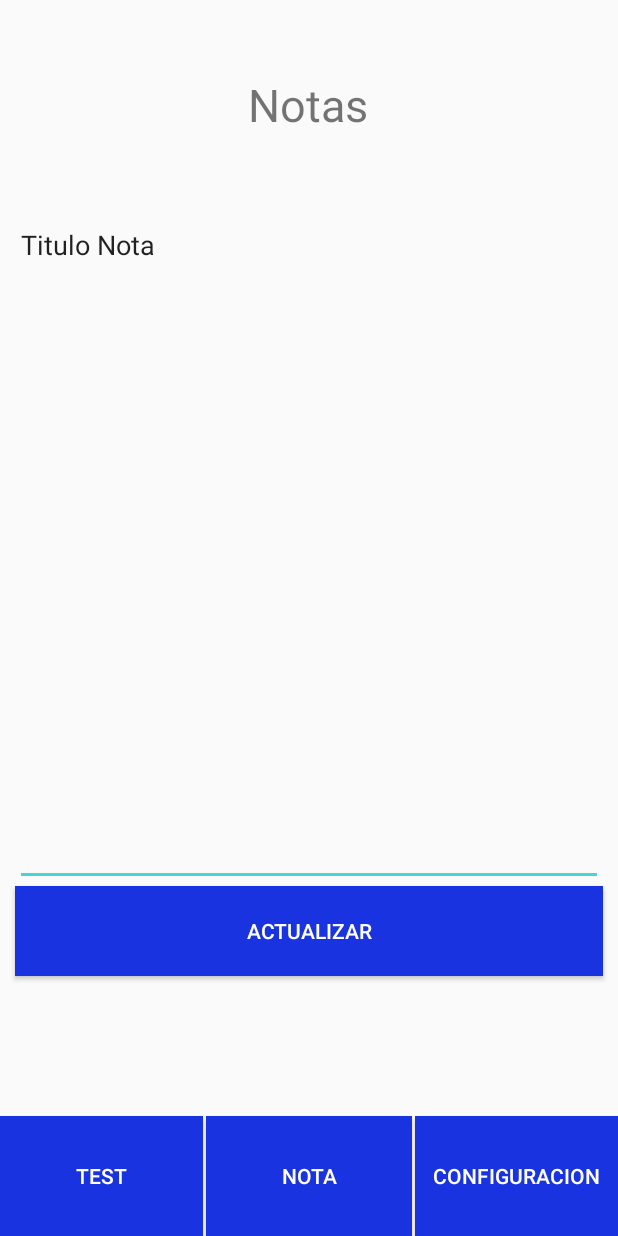
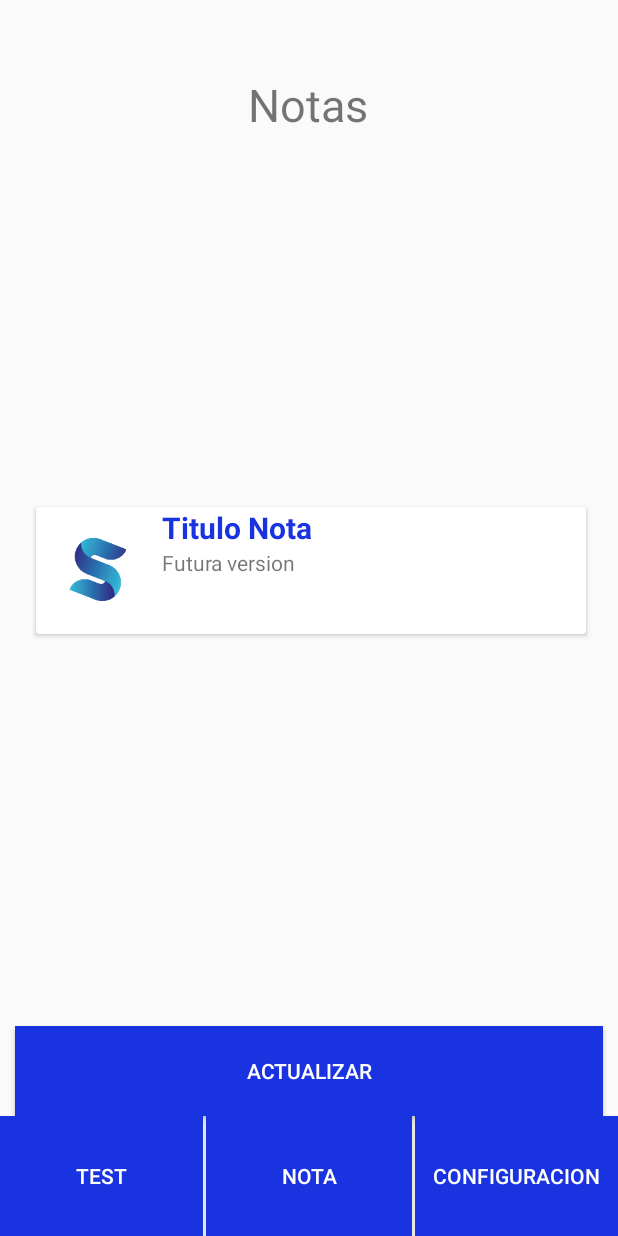
Before and after one commit to IamDucloux/SM_Android, an Android app: the SmartAct screen opened directly, with no data from a screen before it, after a tap on "ACTUALIZAR", on a phone screen of 412 x 824 dp. Run offline under Robolectric (Android 15) with nearby library versions, the phone set to English and light mode, and no system bars.

Commit message:
Redesigned notes Preview using cardview
Preview de notas rediseñado usando CardView

```diff
--- a/app/src/main/AndroidManifest.xml
+++ b/app/src/main/AndroidManifest.xml
@@ -10,8 +10,8 @@
         android:supportsRtl="true"
         android:theme="@style/AppTheme.NoActionBar">
         <activity android:name=".Configuration"></activity>
-        <activity android:name=".Notes" />
-        <activity android:name=".Test" />
+        <activity android:name=".NoteAct" />
+        <activity android:name=".TestAct" />
         <activity android:name=".SmartAct" />
         <activity android:name=".MainActivity">
             <intent-filter>
--- /dev/null
+++ b/app/src/main/java/com/fixware/smartnotes/Note.java
@@ -0,0 +1,68 @@
+package com.fixware.smartnotes;
+
+public class Note {
+
+    private String title;
+    private String content;
+    //private String topic;
+    private String description;
+    private int img_note;
+
+
+    public Note() {
+
+    }
+
+    public Note(String title, String content, String description, int img_note) {
+        this.title = title;
+        this.content = content;
+        this.description = description;
+        this.img_note = img_note;
+    }
+
+    public Note(String title, String description, int img_note) {
+        this.title = title;
+        this.description = description;
+        this.img_note = img_note;
+    }
+
+    public int getImg_note() {
+        return img_note;
+    }
+
+    public void setImg_note(int img_note) {
+        this.img_note = img_note;
+    }
+
+    public String getTitle() {
+        return title;
+    }
+
+    public void setTitle(String title) {
+        this.title = title;
+    }
+
+    public String getContent() {
+        return content;
+    }
+
+    public void setContent(String content) {
+        this.content = content;
+    }
+
+    /*public String getTopic() {
+        return topic;
+    }
+
+    public void setTopic(String topic) {
+        this.topic = topic;
+    }*/
+
+    public String getDescription() {
+        return description;
+    }
+
+    public void setDescription(String description) {
+        this.description = description;
+    }
+}
--- a/app/src/main/java/com/fixware/smartnotes/Notes.java
+++ b/app/src/main/java/com/fixware/smartnotes/NoteAct.java
@@ -14,7 +14,7 @@ import java.io.FileNotFoundException;
 import java.io.IOException;
 import java.io.OutputStreamWriter;
 
-public class Notes extends AppCompatActivity {
+public class NoteAct extends AppCompatActivity {
 
     private EditText editTextNote;
     private EditText editTextTitle;
--- /dev/null
+++ b/app/src/main/java/com/fixware/smartnotes/NoteRecycleViewAdapter.java
@@ -0,0 +1,57 @@
+package com.fixware.smartnotes;
+
+import android.view.LayoutInflater;
+import android.view.View;
+import android.view.ViewGroup;
+import android.widget.ImageView;
+import android.widget.TextView;
+
+import androidx.annotation.NonNull;
+import androidx.recyclerview.widget.RecyclerView;
+
+import java.util.List;
+
+public class NoteRecycleViewAdapter extends RecyclerView.Adapter<NoteRecycleViewAdapter.ViewHolder> {
+
+    public static class ViewHolder extends RecyclerView.ViewHolder{
+
+        private TextView title, desc;
+        private ImageView note;
+
+        public ViewHolder(@NonNull View itemView) {
+            super(itemView);
+            title = (TextView) itemView.findViewById(R.id.textView_NoteTitle);
+            desc = (TextView) itemView.findViewById(R.id.textView_Notedesc);
+            note = (ImageView) itemView.findViewById(R.id.img_note);
+        }
+
+
+
+    }
+
+    public List<Note> noteList;
+
+    public NoteRecycleViewAdapter(List<Note> noteList) {
+        this.noteList = noteList;
+    }
+
+    @NonNull
+    @Override
+    public ViewHolder onCreateViewHolder(@NonNull ViewGroup parent, int viewType) {
+        View view = LayoutInflater.from(parent.getContext()).inflate(R.layout.item_note,parent,false);
+        ViewHolder viewHolder = new ViewHolder(view);
+        return viewHolder;
+    }
+
+    @Override
+    public void onBindViewHolder(@NonNull ViewHolder holder, int position) {
+        holder.title.setText(noteList.get(position).getTitle());
+        holder.desc.setText(noteList.get(position).getDescription());
+        holder.note.setImageResource(noteList.get(position).getImg_note());
+    }
+
+    @Override
+    public int getItemCount() {
+        return noteList.size();
+    }
+}
--- a/app/src/main/java/com/fixware/smartnotes/SmartAct.java
+++ b/app/src/main/java/com/fixware/smartnotes/SmartAct.java
@@ -1,6 +1,8 @@
 package com.fixware.smartnotes;
 
 import androidx.appcompat.app.AppCompatActivity;
+import androidx.recyclerview.widget.LinearLayoutManager;
+import androidx.recyclerview.widget.RecyclerView;
 
 import android.content.Intent;
 import android.os.Bundle;
@@ -9,12 +11,16 @@ import android.widget.Button;
 import android.widget.EditText;
 import android.widget.Toast;
 
+import java.util.ArrayList;
+import java.util.List;
+
 public class SmartAct extends AppCompatActivity {
     private Button btn_test;
     private Button btn_notes;
     private Button btn_config;
     private Button btn_act;
-    private EditText editTextNotes;
+    private RecyclerView recyclerViewNotes;
+    private NoteRecycleViewAdapter noteRecycleViewAdapter;
     public String notes [];
 
     @Override
@@ -25,17 +31,16 @@ public class SmartAct extends AppCompatActivity {
         btn_test = (Button) findViewById(R.id.buttonTest);
         btn_notes = (Button) findViewById(R.id.buttonNote);
         btn_config = (Button) findViewById(R.id.buttonConf);
-
-        editTextNotes = (EditText) findViewById(R.id.editText_Result);
+        recyclerViewNotes = (RecyclerView) findViewById(R.id.RecyclerNotes);
         notes = fileList();
 
-
+        recyclerViewNotes.setLayoutManager(new LinearLayoutManager(this));
 
         btn_test.setOnClickListener(new View.OnClickListener() {
             @Override
             public void onClick(View v) {
 
-                Intent intent = new Intent(SmartAct.this, Test.class);
+                Intent intent = new Intent(SmartAct.this, TestAct.class);
                 startActivity(intent);
             }
         });
@@ -44,7 +49,7 @@ public class SmartAct extends AppCompatActivity {
             @Override
             public void onClick(View v) {
 
-                Intent intent = new Intent(SmartAct.this, Notes.class);
+                Intent intent = new Intent(SmartAct.this, NoteAct.class);
                 startActivity(intent);
 
             }
@@ -59,12 +64,28 @@ public class SmartAct extends AppCompatActivity {
             }
         });
 
-
+        noteRecycleViewAdapter = new NoteRecycleViewAdapter(getNotes());
+        recyclerViewNotes.setAdapter(noteRecycleViewAdapter);
 
 
     }
 
-    public void updateNotes(View v){
+    public List<Note> getNotes(){
+        List<Note> note = new ArrayList<>();
+        for (String s: notes
+             ) {
+            note.add(new Note(s,"Futura version",R.mipmap.ic_launcher_foreground));
+        }
+
+        return note;
+    }
+
+    public void ActNotes(View v){
+        noteRecycleViewAdapter = new NoteRecycleViewAdapter(getNotes());
+        recyclerViewNotes.setAdapter(noteRecycleViewAdapter);
+    }
+
+    /*public void updateNotes(View v){
         Toast.makeText(this, "El boton se activo", Toast.LENGTH_SHORT).show();
         notes = fileList();
         editTextNotes.setText(null);
@@ -72,7 +93,7 @@ public class SmartAct extends AppCompatActivity {
             editTextNotes.setText(editTextNotes.getText().toString()+"\n"+s);
         }
         ;
-    }
+    }*/
 
 
 
--- a/app/src/main/java/com/fixware/smartnotes/Test.java
+++ b/app/src/main/java/com/fixware/smartnotes/TestAct.java
@@ -4,7 +4,7 @@ import androidx.appcompat.app.AppCompatActivity;
 
 import android.os.Bundle;
 
-public class Test extends AppCompatActivity {
+public class TestAct extends AppCompatActivity {
 
     @Override
     protected void onCreate(Bundle savedInstanceState) {
--- a/app/src/main/res/layout/activity_notes.xml
+++ b/app/src/main/res/layout/activity_notes.xml
@@ -4,7 +4,7 @@
     xmlns:tools="http://schemas.android.com/tools"
     android:layout_width="match_parent"
     android:layout_height="match_parent"
-    tools:context=".Notes">
+    tools:context=".NoteAct">
 
     <EditText
         android:id="@+id/editText_Title"
--- a/app/src/main/res/layout/activity_smart.xml
+++ b/app/src/main/res/layout/activity_smart.xml
@@ -37,12 +37,10 @@
         android:background="@color/colorPrimary"
         android:text="Actualizar"
         android:textColor="#ffffffff"
-        android:onClick="updateNotes"
+        android:onClick="ActNotes"
         app:layout_constraintBottom_toTopOf="@+id/buttonNote"
         app:layout_constraintEnd_toEndOf="parent"
-        app:layout_constraintStart_toStartOf="parent"
-        app:layout_constraintTop_toBottomOf="@+id/editText_Result"
-        app:layout_constraintVertical_bias="0.0" />
+        app:layout_constraintStart_toStartOf="parent" />
 
     <Button
         android:id="@+id/buttonConf"
@@ -54,21 +52,6 @@
         app:layout_constraintBottom_toBottomOf="parent"
         app:layout_constraintEnd_toEndOf="parent" />
 
-    <EditText
-        android:id="@+id/editText_Result"
-        android:layout_width="match_parent"
-        android:layout_height="471dp"
-        android:layout_marginStart="10dp"
-        android:layout_marginTop="29dp"
-        android:layout_marginEnd="10dp"
-        android:editable="false"
-        android:ems="10"
-        android:gravity="start|top"
-        android:inputType="textMultiLine"
-        app:layout_constraintEnd_toEndOf="parent"
-        app:layout_constraintStart_toStartOf="parent"
-        app:layout_constraintTop_toBottomOf="@+id/textViewNotes" />
-
     <TextView
         android:id="@+id/textViewNotes"
         android:layout_width="wrap_content"
@@ -76,15 +59,22 @@
         android:layout_marginStart="168dp"
         android:layout_marginTop="49dp"
         android:layout_marginEnd="185dp"
-        android:layout_marginBottom="29dp"
         android:text="Notas"
         android:textSize="30dp"
-        app:layout_constraintBottom_toTopOf="@+id/editText_Result"
         app:layout_constraintEnd_toEndOf="parent"
         app:layout_constraintHorizontal_bias="0.136"
         app:layout_constraintStart_toStartOf="parent"
-        app:layout_constraintTop_toTopOf="parent"
-        app:layout_constraintVertical_bias="1.0" />
+        app:layout_constraintTop_toTopOf="parent" />
+
+    <androidx.recyclerview.widget.RecyclerView
+        android:id="@+id/RecyclerNotes"
+        android:layout_width="377dp"
+        android:layout_height="wrap_content"
+        android:layout_marginBottom="256dp"
+        app:layout_constraintBottom_toTopOf="@+id/btn_act"
+        app:layout_constraintEnd_toEndOf="parent"
+        app:layout_constraintHorizontal_bias="0.529"
+        app:layout_constraintStart_toStartOf="parent" />
 
 
 </androidx.constraintlayout.widget.ConstraintLayout>
--- /dev/null
+++ b/app/src/main/res/layout/item_note.xml
@@ -0,0 +1,56 @@
+<?xml version="1.0" encoding="utf-8"?>
+<LinearLayout xmlns:android="http://schemas.android.com/apk/res/android"
+    xmlns:app="http://schemas.android.com/apk/res-auto"
+    xmlns:tools="http://schemas.android.com/tools"
+    android:layout_width="match_parent"
+    android:layout_height="wrap_content">
+
+    <androidx.cardview.widget.CardView
+        android:layout_width="match_parent"
+        android:layout_height="match_parent"
+        android:layout_marginLeft="5dp"
+        android:layout_marginTop="5dp"
+        android:layout_marginRight="5dp"
+        android:layout_marginBottom="5dp">
+
+        <LinearLayout
+            android:layout_width="match_parent"
+            android:layout_height="match_parent"
+            android:orientation="horizontal">
+
+            <ImageView
+                android:id="@+id/img_note"
+                android:layout_width="157dp"
+                android:layout_height="74dp"
+                android:layout_marginLeft="5dp"
+                android:layout_marginTop="5dp"
+                android:layout_marginRight="5dp"
+                android:layout_marginBottom="5dp"
+                android:layout_weight="1"
+                app:srcCompat="@mipmap/ic_launcher_foreground" />
+
+            <LinearLayout
+                android:layout_width="match_parent"
+                android:layout_height="match_parent"
+                android:layout_weight="1"
+                android:orientation="vertical">
+
+                <TextView
+                    android:id="@+id/textView_NoteTitle"
+                    android:layout_width="wrap_content"
+                    android:layout_height="wrap_content"
+                    android:text="TextView"
+                    android:textColor="@color/colorPrimary"
+                    android:textSize="20dp"
+                    android:textStyle="bold" />
+
+                <TextView
+                    android:id="@+id/textView_Notedesc"
+                    android:layout_width="match_parent"
+                    android:layout_height="50dp"
+                    android:text="TextView" />
+            </LinearLayout>
+        </LinearLayout>
+    </androidx.cardview.widget.CardView>
+
+</LinearLayout>
```
Also changed, not shown: app/src/main/res/layout/activity_test.xml (+51 -18 lines), app/src/main/res/layout/item_test.xml (added, +68 -0 lines), 4 other files.
